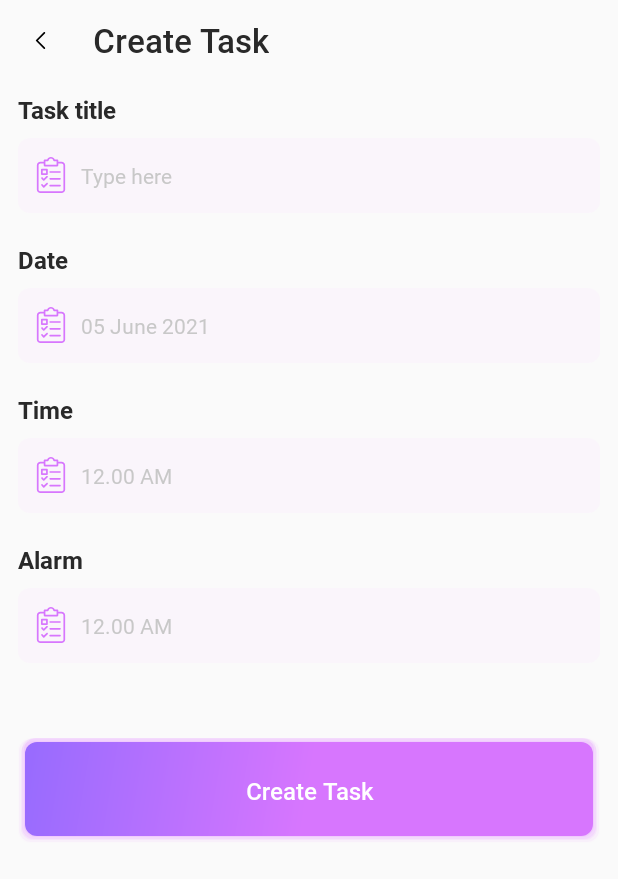
After one commit to abrusdev/todo-android, an Android app: the layout activity_add_task.xml on its own in the app's theme, with its tools: preview values and no code run, on a phone screen of 412 x 824 dp. The commit adds this screen. Shown: the top 879 px of the screen. Run offline under Robolectric (Android 15) with nearby library versions, the phone set to English and light mode, and no system bars.

Commit message:
add: UI of the add task screen

```diff
--- a/app/build.gradle
+++ b/app/build.gradle
@@ -3,6 +3,7 @@ plugins {
     id 'kotlin-android'
     id 'kotlin-kapt'
     id 'dagger.hilt.android.plugin'
+    id 'kotlin-android-extensions'
 }
 
 android {
@@ -48,9 +49,7 @@ dependencies {
     // CircleImageView
     implementation 'de.hdodenhof:circleimageview:3.1.0'
 
-    implementation 'com.lijiankun24:shadowlayout:1.1.0'
-
-    def nav_version = "2.3.0"
+    def nav_version = "2.3.5"
 
     // Navigation Graph
     implementation "androidx.navigation:navigation-fragment-ktx:$nav_version"
--- a/app/src/main/AndroidManifest.xml
+++ b/app/src/main/AndroidManifest.xml
@@ -10,6 +10,7 @@
         android:roundIcon="@mipmap/ic_launcher_round"
         android:supportsRtl="true"
         android:theme="@style/Theme.TodoTask">
+        <activity android:name=".AddTaskActivity"></activity>
         <activity android:name=".MainActivity">
             <intent-filter>
                 <action android:name="android.intent.action.MAIN" />
--- /dev/null
+++ b/app/src/main/java/ru/abrus/task/todo/AddTaskActivity.kt
@@ -0,0 +1,11 @@
+package ru.abrus.task.todo
+
+import androidx.appcompat.app.AppCompatActivity
+import android.os.Bundle
+
+class AddTaskActivity : AppCompatActivity() {
+    override fun onCreate(savedInstanceState: Bundle?) {
+        super.onCreate(savedInstanceState)
+        setContentView(R.layout.activity_add_task)
+    }
+}
--- a/app/src/main/java/ru/abrus/task/todo/MainActivity.kt
+++ b/app/src/main/java/ru/abrus/task/todo/MainActivity.kt
@@ -1,5 +1,6 @@
 package ru.abrus.task.todo
 
+import android.content.Intent
 import androidx.appcompat.app.AppCompatActivity
 import android.os.Bundle
 import dagger.hilt.android.AndroidEntryPoint
@@ -9,5 +10,7 @@ class MainActivity : AppCompatActivity() {
     override fun onCreate(savedInstanceState: Bundle?) {
         super.onCreate(savedInstanceState)
         setContentView(R.layout.activity_main)
+
+        startActivity(Intent(this, AddTaskActivity::class.java))
     }
 }
--- /dev/null
+++ b/app/src/main/res/drawable/ic_task.xml
@@ -0,0 +1,29 @@
+<?xml version="1.0" encoding="utf-8"?>
+<vector xmlns:android="http://schemas.android.com/apk/res/android"
+    android:width="24dp"
+    android:height="24dp"
+    android:viewportWidth="438.891"
+    android:viewportHeight="438.891">
+
+    <path
+        android:fillColor="@color/color_primary"
+        android:pathData="M347.968,57.503h-39.706V39.74c0-5.747-6.269-8.359-12.016-8.359h-30.824c-7.314-20.898-25.6-31.347-46.498-31.347 c-20.668-0.777-39.467,11.896-46.498,31.347h-30.302c-5.747,0-11.494,2.612-11.494,8.359v17.763H90.923 c-23.53,0.251-42.78,18.813-43.886,42.318v299.363c0,22.988,20.898,39.706,43.886,39.706h257.045 c22.988,0,43.886-16.718,43.886-39.706V99.822C390.748,76.316,371.498,57.754,347.968,57.503z M151.527,52.279h28.735 c5.016-0.612,9.045-4.428,9.927-9.404c3.094-13.474,14.915-23.146,28.735-23.51c13.692,0.415,25.335,10.117,28.212,23.51 c0.937,5.148,5.232,9.013,10.449,9.404h29.78v41.796H151.527V52.279z M370.956,399.185c0,11.494-11.494,18.808-22.988,18.808 H90.923c-11.494,0-22.988-7.314-22.988-18.808V99.822c1.066-11.964,10.978-21.201,22.988-21.42h39.706v26.645 c0.552,5.854,5.622,10.233,11.494,9.927h154.122c5.98,0.327,11.209-3.992,12.016-9.927V78.401h39.706 c12.009,0.22,21.922,9.456,22.988,21.42V399.185z" />
+    <path
+        android:fillColor="@color/color_primary"
+        android:pathData="M164.588,233.046l-33.437,31.869l-14.106-14.629c-3.919-4.131-10.425-4.363-14.629-0.522 c-4.047,4.24-4.047,10.911,0,15.151l21.42,21.943c1.854,2.076,4.532,3.224,7.314,3.135c2.756-0.039,5.385-1.166,7.314-3.135 l40.751-38.661c0.21-0.192,0.411-0.394,0.603-0.603c3.706-4.04,3.436-10.319-0.603-14.025 C175.298,229.437,168.792,229.205,164.588,233.046z" />
+    <path
+        android:fillColor="@color/color_primary"
+        android:pathData="M329.16,256.034H208.997c-5.771,0-10.449,4.678-10.449,10.449s4.678,10.449,10.449,10.449H329.16 c5.771,0,10.449-4.678,10.449-10.449S334.931,256.034,329.16,256.034z" />
+    <path
+        android:fillColor="@color/color_primary"
+        android:pathData="M329.16,172.442H208.997c-5.771,0-10.449,4.678-10.449,10.449s4.678,10.449,10.449,10.449H329.16 c5.771,0,10.449-4.678,10.449-10.449S334.931,172.442,329.16,172.442z" />
+    <path
+        android:fillColor="@color/color_primary"
+        android:pathData="M164.588,316.638l-33.437,31.869l-14.106-14.629c-3.919-4.131-10.425-4.363-14.629-0.522 c-4.047,4.24-4.047,10.911,0,15.151l21.42,21.943c1.854,2.076,4.532,3.224,7.314,3.135c2.756-0.039,5.385-1.166,7.314-3.135 l40.751-38.661c0.21-0.192,0.411-0.394,0.603-0.603c3.706-4.04,3.436-10.319-0.603-14.025 C175.298,313.029,168.792,312.797,164.588,316.638z" />
+    <path
+        android:fillColor="@color/color_primary"
+        android:pathData="M329.16,339.626H208.997c-5.771,0-10.449,4.678-10.449,10.449s4.678,10.449,10.449,10.449H329.16 c5.771,0,10.449-4.678,10.449-10.449S334.931,339.626,329.16,339.626z" />
+    <path
+        android:fillColor="@color/color_primary"
+        android:pathData="M107.641,220.507h62.171c0.358,0.019,0.716,0.019,1.074,0c5.474-0.297,9.672-4.975,9.375-10.449v-56.424 c0-5.771-4.678-10.449-10.449-10.449h-62.171c-5.771,0-10.449,4.678-10.449,10.449v56.424c-0.019,0.358-0.019,0.716,0,1.074 C97.489,216.607,102.167,220.804,107.641,220.507z M118.09,164.083h41.273v35.526H118.09V164.083z" />
+</vector>
--- /dev/null
+++ b/app/src/main/res/drawable/rounded_primary_shadow_card.xml
@@ -0,0 +1,62 @@
+<?xml version="1.0" encoding="utf-8"?>
+<layer-list xmlns:android="http://schemas.android.com/apk/res/android">
+    <item>
+        <shape android:shape="rectangle">
+            <solid android:color="#03D776FE" />
+            <corners android:radius="8dp" />
+        </shape>
+    </item>
+    <item
+        android:bottom="1dp"
+        android:left="1dp"
+        android:right="1dp"
+        android:top="1dp">
+        <shape android:shape="rectangle">
+            <solid android:color="#0FD776FE" />
+            <corners android:radius="8dp" />
+        </shape>
+    </item>
+    <item
+        android:bottom="2dp"
+        android:left="2dp"
+        android:right="2dp"
+        android:top="2dp">
+        <shape android:shape="rectangle">
+            <solid android:color="#17D776FE" />
+            <corners android:radius="8dp" />
+        </shape>
+    </item>
+    <item
+        android:bottom="3dp"
+        android:left="3dp"
+        android:right="3dp">
+        <shape android:shape="rectangle">
+            <solid android:color="#1CD776FE" />
+            <corners android:radius="8dp" />
+        </shape>
+    </item>
+    <item
+        android:bottom="4dp"
+        android:left="4dp"
+        android:right="4dp">
+        <shape android:shape="rectangle">
+            <solid android:color="#24D776FE" />
+            <corners android:radius="8dp" />
+        </shape>
+    </item>
+    <item
+        android:bottom="5dp"
+        android:left="5dp"
+        android:right="5dp"
+        android:top="3dp">
+        <shape android:shape="rectangle">
+            <gradient
+                android:angle="135"
+                android:centerColor="@color/color_primary"
+                android:endColor="@color/color_primary_dark"
+                android:startColor="@color/color_primary" />
+
+            <corners android:radius="8dp" />
+        </shape>
+    </item>
+</layer-list>
--- /dev/null
+++ b/app/src/main/res/drawable/rounded_white_card.xml
@@ -0,0 +1,8 @@
+<?xml version="1.0" encoding="utf-8"?>
+<shape xmlns:android="http://schemas.android.com/apk/res/android"
+    android:shape="rectangle">
+
+    <solid android:color="#66F9EEFD"/>
+
+    <corners android:radius="8dp"/>
+</shape>
--- /dev/null
+++ b/app/src/main/res/layout/activity_add_task.xml
@@ -0,0 +1,137 @@
+<?xml version="1.0" encoding="utf-8"?>
+<androidx.core.widget.NestedScrollView xmlns:android="http://schemas.android.com/apk/res/android"
+    xmlns:tools="http://schemas.android.com/tools"
+    style="@style/backStyle"
+    tools:context=".AddTaskActivity">
+
+
+    <LinearLayout
+        style="@style/screenStyle"
+        android:padding="12dp">
+
+        <LinearLayout
+            android:layout_width="match_parent"
+            android:layout_height="wrap_content"
+            android:gravity="center_vertical">
+
+            <ImageView
+                android:id="@+id/back"
+                android:layout_width="30dp"
+                android:layout_height="30dp"
+                android:padding="9dp"
+                android:rotation="180"
+                android:src="@drawable/ic_next"
+                tools:ignore="ContentDescription" />
+
+            <TextView
+                style="@style/boldTextStyle"
+                android:layout_marginStart="20dp"
+                android:fontFamily="@font/roboto_medium"
+                android:text="@string/create_task"
+                android:textColor="@color/color_black"
+                android:textSize="22sp" />
+
+        </LinearLayout>
+
+        <TextView
+            style="@style/boldTextStyle"
+            android:layout_marginTop="20dp"
+            android:text="@string/task_title" />
+
+        <EditText
+            android:id="@+id/titleEdt"
+            android:layout_width="match_parent"
+            android:layout_height="50dp"
+            android:layout_marginTop="8dp"
+            android:background="@drawable/rounded_white_card"
+            android:drawableStart="@drawable/ic_task"
+            android:drawablePadding="8dp"
+            android:fontFamily="@font/roboto"
+            android:hint="Type here"
+            android:importantForAutofill="no"
+            android:inputType="text"
+            android:paddingHorizontal="10dp"
+            android:textColor="@color/color_black"
+            android:textColorHint="@color/color_hint"
+            android:textSize="14sp" />
+
+        <TextView
+            style="@style/boldTextStyle"
+            android:layout_marginTop="20dp"
+            android:text="@string/date" />
+
+        <EditText
+            android:id="@+id/dateEdt"
+            android:layout_width="match_parent"
+            android:layout_height="50dp"
+            android:layout_marginTop="8dp"
+            android:background="@drawable/rounded_white_card"
+            android:drawableStart="@drawable/ic_task"
+            android:drawablePadding="8dp"
+            android:fontFamily="@font/roboto"
+            android:hint="05 June 2021"
+            android:importantForAutofill="no"
+            android:inputType="datetime"
+            android:paddingHorizontal="10dp"
+            android:textColor="@color/color_black"
+            android:textColorHint="@color/color_hint"
+            android:textSize="14sp" />
+
+        <TextView
+            style="@style/boldTextStyle"
+            android:layout_marginTop="20dp"
+            android:text="@string/time" />
+
+        <EditText
+            android:id="@+id/timeEdt"
+            android:layout_width="match_parent"
+            android:layout_height="50dp"
+            android:layout_marginTop="8dp"
+            android:background="@drawable/rounded_white_card"
+            android:drawableStart="@drawable/ic_task"
+            android:drawablePadding="8dp"
+            android:fontFamily="@font/roboto"
+            android:hint="12.00 AM"
+            android:importantForAutofill="no"
+            android:inputType="time"
+            android:paddingHorizontal="10dp"
+            android:textColor="@color/color_black"
+            android:textColorHint="@color/color_hint"
+            android:textSize="14sp" />
+
+        <TextView
+            style="@style/boldTextStyle"
+            android:layout_marginTop="20dp"
+            android:text="@string/alarm" />
+
+        <EditText
+            android:id="@+id/Alarm"
+            android:layout_width="match_parent"
+            android:layout_height="50dp"
+            android:layout_marginTop="8dp"
+            android:background="@drawable/rounded_white_card"
+            android:drawableStart="@drawable/ic_task"
+            android:drawablePadding="8dp"
+            android:fontFamily="@font/roboto"
+            android:hint="12.00 AM"
+            android:importantForAutofill="no"
+            android:inputType="time"
+            android:paddingHorizontal="10dp"
+            android:textColor="@color/color_black"
+            android:textColorHint="@color/color_hint"
+            android:textSize="14sp" />
+
+        <TextView
+            android:layout_width="match_parent"
+            android:layout_height="70dp"
+            android:layout_marginTop="50dp"
+            android:layout_marginBottom="20dp"
+            android:background="@drawable/rounded_primary_shadow_card"
+            android:fontFamily="@font/roboto_medium"
+            android:gravity="center"
+            android:text="@string/create_task"
+            android:textColor="@color/color_white"
+            android:textSize="16sp" />
+
+    </LinearLayout>
+</androidx.core.widget.NestedScrollView>
--- a/app/src/main/res/layout/screen_home.xml
+++ b/app/src/main/res/layout/screen_home.xml
@@ -68,20 +68,12 @@
                     android:textSize="14sp" />
             </LinearLayout>
 
-            <com.lijiankun24.shadowlayout.ShadowLayout
-                android:layout_width="match_parent"
-                android:layout_height="wrap_content"
-                android:layout_marginTop="16dp"
-                app:shadowColor="@color/color_primary"
-                app:shadowDx="0dp"
-                app:shadowDy="10dp"
-                app:shadowRadius="4dp"
-                app:shadowShape="rectangle">
 
             <androidx.recyclerview.widget.RecyclerView
                 android:layout_width="match_parent"
                 android:layout_height="wrap_content"
-                    android:background="@drawable/rounded_primary_gradient_card"
+                android:layout_marginTop="20dp"
+                android:background="@drawable/rounded_primary_shadow_card"
                 android:clipToPadding="false"
                 android:nestedScrollingEnabled="false"
                 android:padding="2dp"
@@ -89,7 +81,6 @@
                 tools:itemCount="2"
                 tools:listitem="@layout/item_task" />
 
-            </com.lijiankun24.shadowlayout.ShadowLayout>
 
             <androidx.recyclerview.widget.RecyclerView
                 android:layout_width="match_parent"
--- a/app/src/main/res/values/strings.xml
+++ b/app/src/main/res/values/strings.xml
@@ -5,4 +5,9 @@
     <string name="home">Home</string>
     <string name="proceeding">Proceeding</string>
     <string name="done">Done</string>
+    <string name="create_task">Create Task</string>
+    <string name="task_title">Task title</string>
+    <string name="date">Date</string>
+    <string name="time">Time</string>
+    <string name="alarm">Alarm</string>
 </resources>
--- a/app/src/main/res/values/themes.xml
+++ b/app/src/main/res/values/themes.xml
@@ -36,5 +36,6 @@
         <item name="android:layout_height">wrap_content</item>
         <item name="android:textSize">16sp</item>
         <item name="android:fontFamily">@font/roboto_bold</item>
+        <item name="android:textColor">@color/color_black</item>
     </style>
 </resources>
```
Lines whose indentation alone changed are shown as unchanged.
